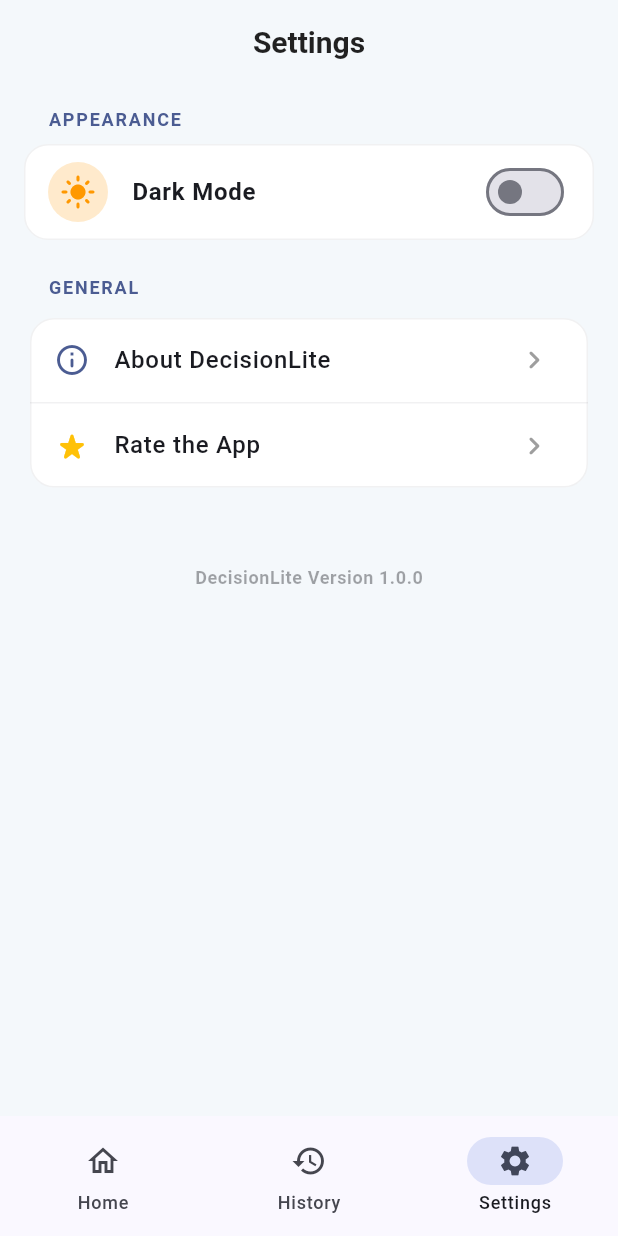
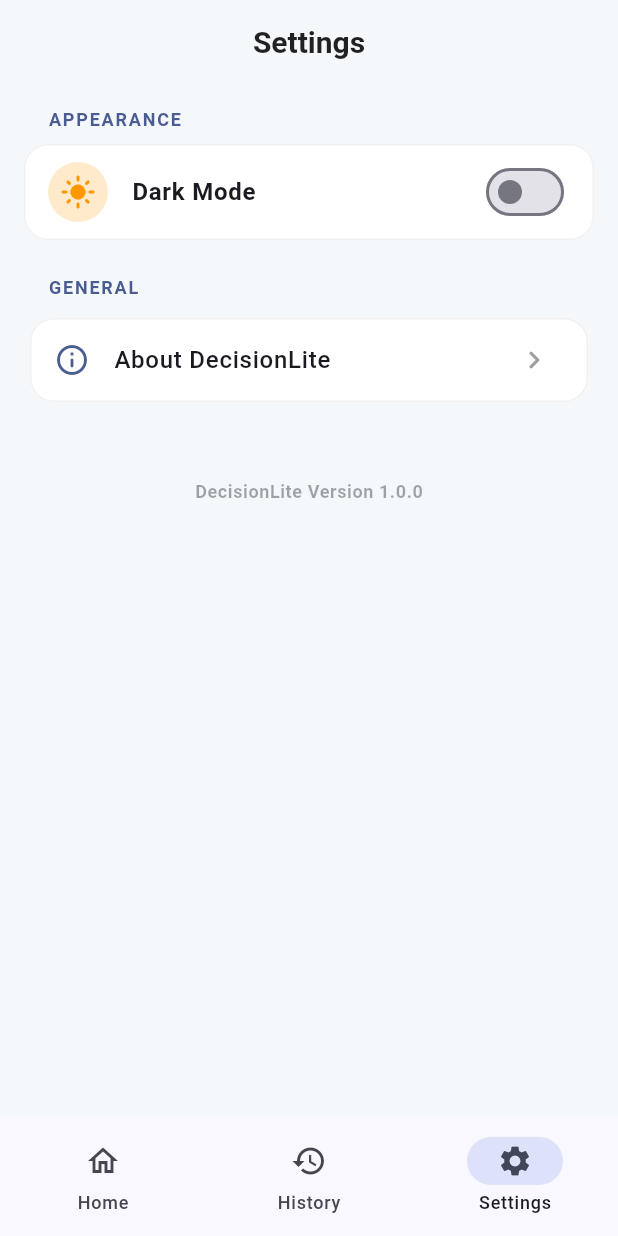
Before and after one commit to Rachanon-6731503030/Moblie-App_DecisionLite, a Flutter app: the screen it shows after launch, item 3 of the bottom bar chosen, on a phone screen of 412 x 824 dp. Run offline on Flutter 3.47's test engine with Material 3 defaults, Android fonts, the phone set to English and light mode, and no system bars; our stand-ins replace firebase_core, google_fonts, shared_preferences; accounts and stored records are empty; Roboto replaces fonts that are missing (Prompt).

Commit message:
Remove descriptions from home page and rate app from settings

```diff
--- a/DecisionLite/lib/settings_screen.dart
+++ b/DecisionLite/lib/settings_screen.dart
@@ -76,14 +76,6 @@
                     );
                   },
                 ),
-                Divider(height: 1, color: theme.colorScheme.outline.withOpacity(0.1)),
-                ListTile(
-                  leading: const Icon(Icons.star_rate_rounded, color: Colors.amber),
-                  title: const Text('Rate the App', style: TextStyle(fontWeight: FontWeight.w500)),
-                  trailing: const Icon(Icons.chevron_right_rounded, color: Colors.grey),
-                  onTap: () {
-                  },
-                ),
               ],
             ),
           ),
--- a/DecisionLite/pubspec.yaml
+++ b/DecisionLite/pubspec.yaml
@@ -2,7 +2,7 @@
 description: "A new Flutter project."
 publish_to: 'none'
 
-version: 1.0.0+1
+version: 1.0.0+2
 
 environment:
   sdk: ^3.11.0
```
Also changed, not shown: DecisionLite/lib/main.dart (+0 -20 lines).
